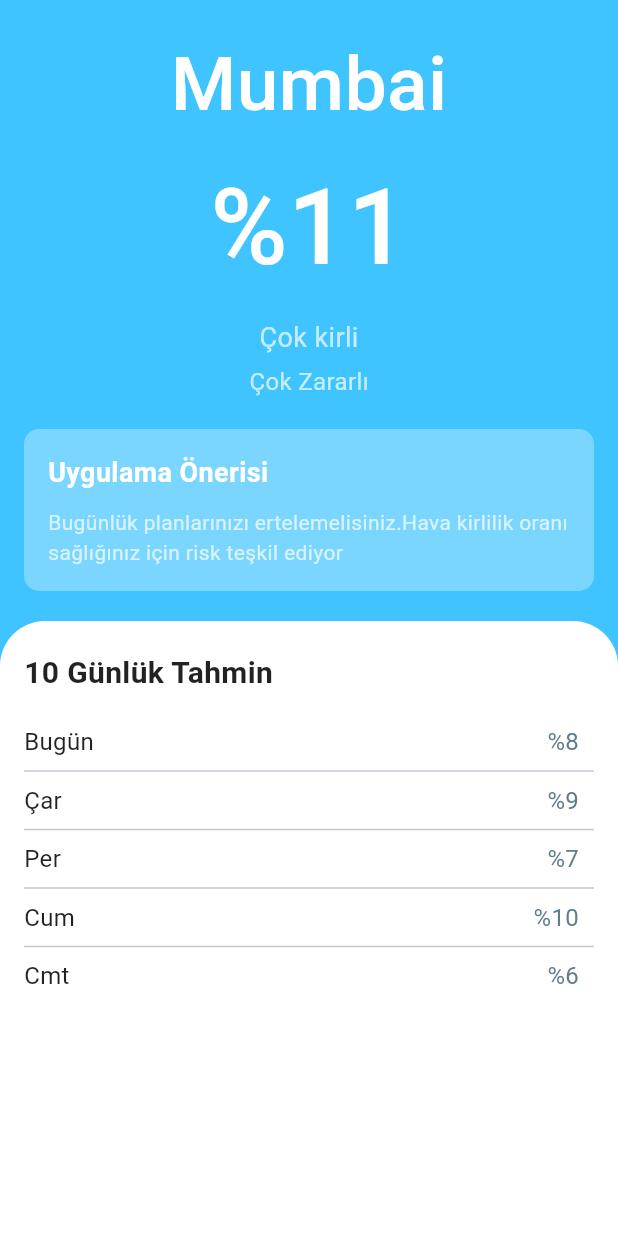
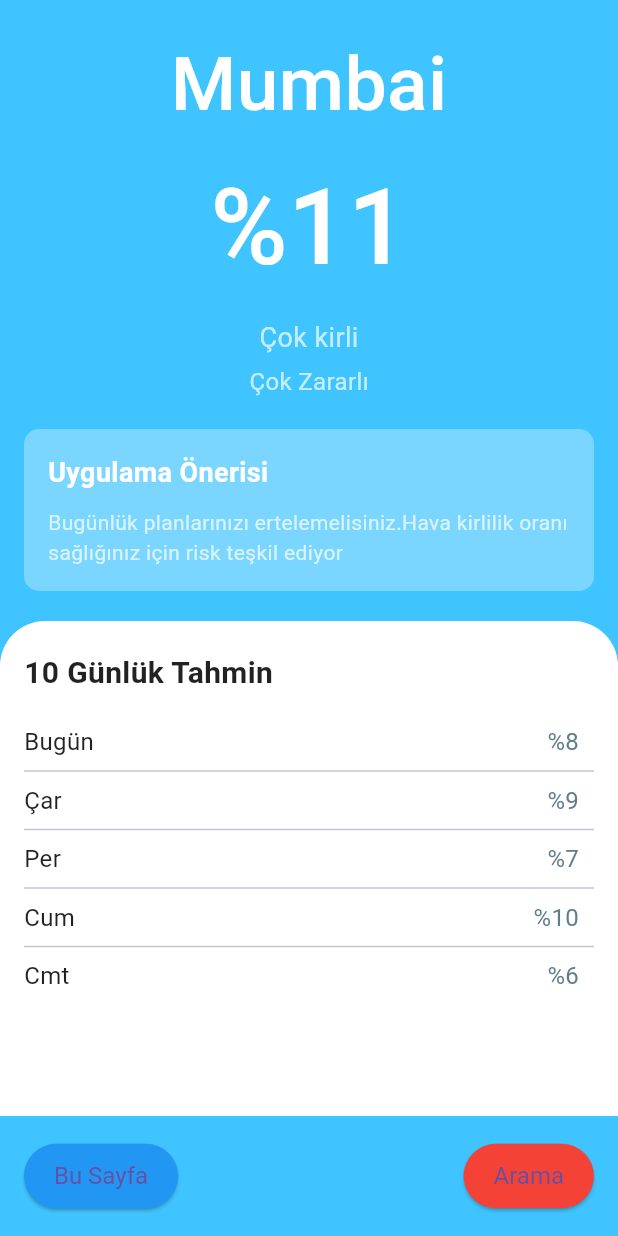
Before and after one commit to beyzatastan/Indiair, a Flutter app: the screen it shows after launch, on a phone screen of 412 x 824 dp. Run offline on Flutter 3.47's test engine with Material 3 defaults, Android fonts, the phone set to English and light mode, and no system bars.

Commit message:
Yeni değişiklikler

```diff
--- a/lib/main.dart
+++ b/lib/main.dart
@@ -1,5 +1,6 @@
 import 'package:flutter/material.dart';
-import 'package:indiair/airPage.dart';
+import 'package:indiair/screens/airPage.dart';
+import 'package:indiair/screens/searchPage.dart';
 void main() async {
   WidgetsFlutterBinding.ensureInitialized();
   runApp(const MyApp());
--- a/lib/airPage.dart
+++ b/lib/screens/airPage.dart
@@ -1,4 +1,5 @@
 import 'package:flutter/material.dart';
+import 'package:indiair/screens/searchPage.dart';
 
 class Airpage extends StatefulWidget {
   const Airpage({super.key});
@@ -139,7 +140,7 @@ class _AirpageState extends State<Airpage> {
                             day: "Cum",
                             minTemp: "%10"
                           ),
-                          Divider(),
+                           Divider(),
                           WeatherDayWidget(
                             day: "Cmt",
                             minTemp: "%6"
@@ -151,12 +152,52 @@ class _AirpageState extends State<Airpage> {
                 ),
               ),
             ),
+
+            // Butonlar için Row
+            Padding(
+              padding: const EdgeInsets.all(16.0),
+              child: Row(
+                mainAxisAlignment: MainAxisAlignment.spaceBetween,
+                children: [
+                  // Sayfaya ait buton
+                  ElevatedButton(
+                    onPressed: () {
+                      // Buraya bir işlem ekleyebilirsiniz, örneğin sayfa yeniden yükleme veya başka bir işlem
+                    },
+                    child: const Text('Bu Sayfa'),
+                    style: ElevatedButton.styleFrom(
+                      backgroundColor: Colors.blue, // Butonun rengi
+                      padding: const EdgeInsets.symmetric(horizontal: 20, vertical: 12),
+                      textStyle: const TextStyle(fontSize: 16),
+                    ),
+                  ),
+
+                  // Arama butonu
+                  ElevatedButton(
+                    onPressed: () {
+                      // SearchPage'e yönlendirme
+                      Navigator.push(
+                        context,
+                        MaterialPageRoute(builder: (context) =>  SearchPage()),
+                      );
+                    },
+                    child: const Text('Arama'),
+                    style: ElevatedButton.styleFrom(
+                      backgroundColor: Colors.red, // Butonun rengi
+                      padding: const EdgeInsets.symmetric(horizontal: 20, vertical: 12),
+                      textStyle: const TextStyle(fontSize: 16),
+                    ),
+                  ),
+                ],
+              ),
+            ),
           ],
         ),
       ),
     );
   }
 }
+
 
 class WeatherDayWidget extends StatelessWidget {
   final String day;
--- a/pubspec.yaml
+++ b/pubspec.yaml
@@ -30,6 +30,8 @@ environment:
 dependencies:
   flutter:
     sdk: flutter
+  http: ^1.2.2 # En son sürümü almak için pub.dev'i kontrol edin
+
 
 
   # The following adds the Cupertino Icons font to your application.
```
Also changed, not shown: lib/screens/searchPage.dart (added, +96 -0 lines), pubspec.lock.
